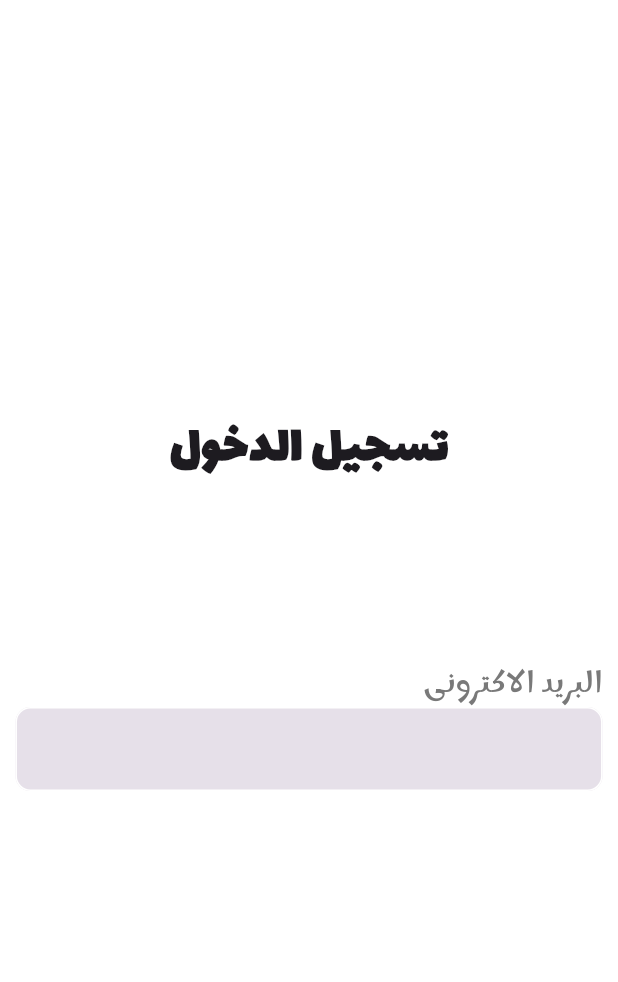
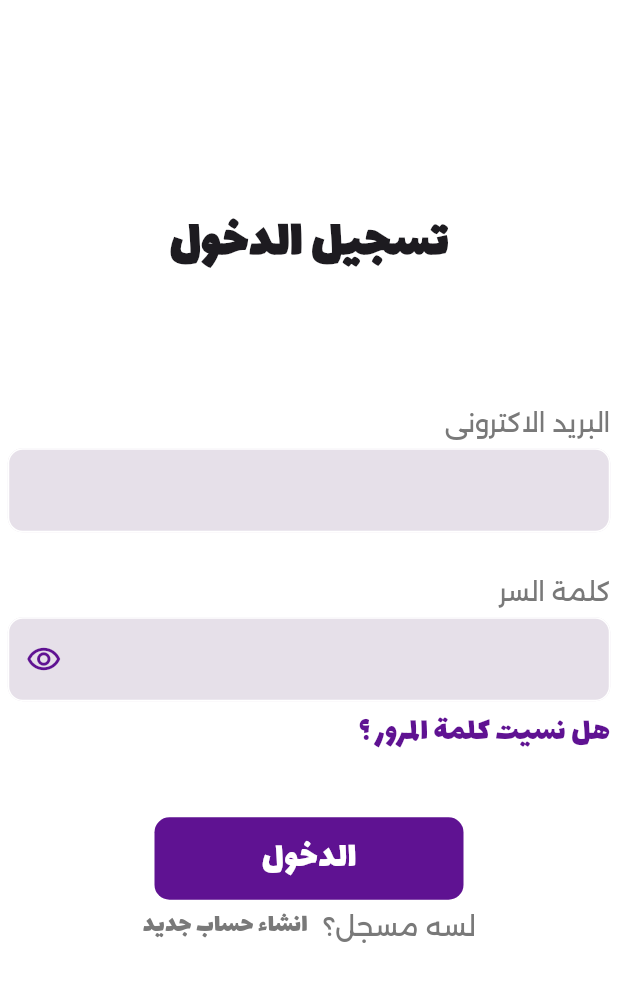
Before and after one commit to Mo-spac/education_app, a Flutter app: the screen it shows after launch, on a phone screen of 412 x 824 dp. Shown: the top 982 px of the screen. Run offline on Flutter 3.47's test engine with Material 3 defaults, Android fonts, the phone set to English and light mode, and no system bars.

Commit message:
refactore text form field auth & login page

```diff
--- a/lib/constens/my_colors.dart
+++ b/lib/constens/my_colors.dart
@@ -1,7 +1,7 @@
 import 'package:flutter/material.dart';
 
 class MyColors {
-  static const Color myPurple = Color.fromARGB(255, 116, 55, 53);
+  static const Color myPurple = Color.fromARGB(255, 95, 18, 146);
   static const Color myGrey = Color.fromARGB(87, 203, 186, 214);
   static const Color myDeepGrey = Color.fromARGB(255, 121, 121, 121);
 }
--- a/lib/presenttion/screens/auth/login_page.dart
+++ b/lib/presenttion/screens/auth/login_page.dart
@@ -1,4 +1,5 @@
 import 'package:education_app/constens/my_colors.dart';
+import 'package:education_app/presenttion/widgets/auth/text_form_field_auth.dart';
 import 'package:flutter/material.dart';
 
 class LoginPage extends StatelessWidget {
@@ -9,7 +10,7 @@ class LoginPage extends StatelessWidget {
     return Scaffold(
       body: Container(
         padding: EdgeInsets.symmetric(
-          horizontal: MediaQuery.of(context).size.width / 40,
+          horizontal: MediaQuery.of(context).size.width / 80,
         ),
         height: MediaQuery.of(context).size.height,
         width: MediaQuery.of(context).size.width,
@@ -19,7 +20,7 @@ class LoginPage extends StatelessWidget {
             Column(
               children: [
                 SizedBox(
-                  height: MediaQuery.of(context).size.height / 3,
+                  height: MediaQuery.of(context).size.height / 6,
                 ),
                 Text(
                   "تسجيل الدخول",
@@ -30,38 +31,84 @@ class LoginPage extends StatelessWidget {
                   ),
                 ),
                 SizedBox(
-                  height: MediaQuery.of(context).size.height / 7,
+                  height: MediaQuery.of(context).size.height / 10,
+                ),
+                TextFormFieldAuth(
+                  title: "البريد الاكترونى",
+                  isPassword: false,
+                ),
+                SizedBox(
+                  height: MediaQuery.of(context).size.height / 30,
+                ),
+                TextFormFieldAuth(
+                  title: "كلمة السر",
+                  isPassword: true,
+                  prefixIcon: Icon(
+                    Icons.remove_red_eye_outlined,
+                    color: MyColors.myPurple,
+                  ),
+                ),
+                SizedBox(
+                  height: MediaQuery.of(context).size.height / 160,
+                ),
+                Align(
+                  alignment: Alignment.centerRight,
+                  child: Text(
+                    "هل نسيت كلمة المرور ؟",
+                    style: TextStyle(
+                      fontFamily: "title",
+                      color: MyColors.myPurple,
+                      fontSize: 22,
+                    ),
+                  ),
+                ),
+                SizedBox(
+                  height: MediaQuery.of(context).size.height / 20,
+                ),
+                Container(
+                  height: MediaQuery.of(context).size.height / 15,
+                  width: MediaQuery.of(context).size.width / 2,
+                  decoration: BoxDecoration(
+                    color: MyColors.myPurple,
+                    borderRadius: BorderRadius.circular(10),
+                  ),
+                  child: Center(
+                    child: Text(
+                      "الدخول",
+                      style: TextStyle(
+                        fontFamily: "title",
+                        fontSize: 25,
+                        color: Colors.white,
+                      ),
+                    ),
+                  ),
+                ),
+                SizedBox(
+                  height: MediaQuery.of(context).size.height / 160,
                 ),
                 Row(
-                  mainAxisAlignment: MainAxisAlignment.end,
+                  mainAxisAlignment: MainAxisAlignment.center,
                   children: [
                     Text(
-                      "البريد الاكترونى",
+                      "انشاء حساب جديد",
                       style: TextStyle(
-                        fontFamily: "subtitle1",
-                        fontSize: 20,
+                        fontFamily: "title",
+                        fontSize: 18,
                         color: MyColors.myDeepGrey,
                       ),
                     ),
+                    Text(
+                      "  لسه مسجل؟",
+                      style: TextStyle(
+                        fontFamily: "subtitle2",
+                        fontSize: 18,
+                        color: MyColors.myDeepGrey,
+                      ),
+                    )
                   ],
-                ),
-                TextFormField(
-                  cursorColor: Colors.black,
-                  textDirection: TextDirection.rtl,
-                  decoration: InputDecoration(
-                    filled: true,
-                    enabledBorder: OutlineInputBorder(
-                      borderRadius: BorderRadius.circular(10),
-                      borderSide: BorderSide(color: Colors.white),
-                    ),
-                    focusedBorder: OutlineInputBorder(
-                      borderRadius: BorderRadius.circular(10),
-                      borderSide: BorderSide(color: Colors.white),
-                    ),
-                  ),
-                ),
+                )
               ],
-            )
+            ),
           ],
         ),
       ),
--- /dev/null
+++ b/lib/presenttion/widgets/auth/text_form_field_auth.dart
@@ -0,0 +1,55 @@
+import 'package:education_app/constens/my_colors.dart';
+import 'package:flutter/material.dart';
+
+class TextFormFieldAuth extends StatelessWidget {
+  const TextFormFieldAuth({
+    super.key,
+    required this.title,
+    required this.isPassword,
+    this.prefixIcon,
+  });
+  final String title;
+  final bool isPassword;
+  final Icon? prefixIcon;
+
+  @override
+  Widget build(BuildContext context) {
+    return Column(
+      children: [
+        Row(
+          mainAxisAlignment: MainAxisAlignment.end,
+          children: [
+            Text(
+              title,
+              style: TextStyle(
+                fontFamily: "subtitle2",
+                fontSize: 17,
+                color: MyColors.myDeepGrey,
+              ),
+            ),
+          ],
+        ),
+        SizedBox(
+          height: MediaQuery.of(context).size.height / 160,
+        ),
+        TextFormField(
+          cursorColor: Colors.black,
+          textDirection: TextDirection.rtl,
+          obscureText: isPassword,
+          decoration: InputDecoration(
+            filled: true,
+            prefixIcon: prefixIcon,
+            enabledBorder: OutlineInputBorder(
+              borderRadius: BorderRadius.circular(10),
+              borderSide: BorderSide(color: Colors.white),
+            ),
+            focusedBorder: OutlineInputBorder(
+              borderRadius: BorderRadius.circular(10),
+              borderSide: BorderSide(color: Colors.white),
+            ),
+          ),
+        ),
+      ],
+    );
+  }
+}
```
